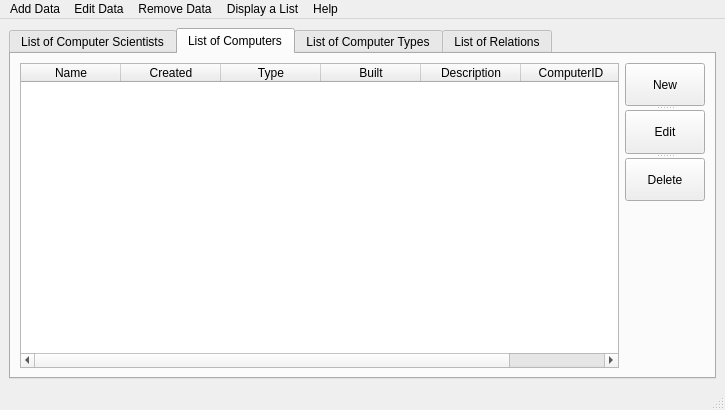
First picture: the form in UI/mainwindow.ui, repository JonOrnBrynjarsson/vN1w3H51, before the edit.
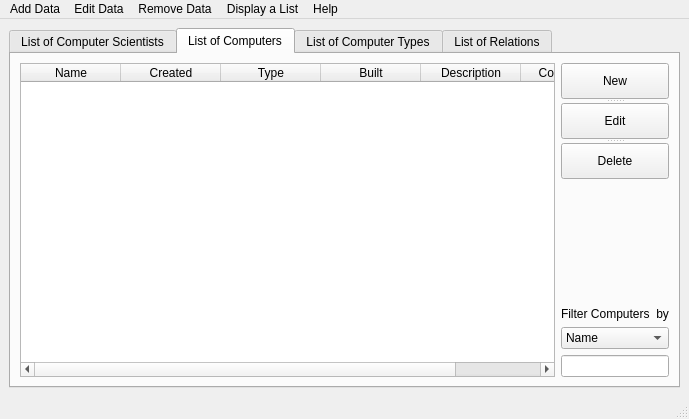
Second picture: the form after the edit. The open tabs and pages were chosen to show the change.

Commit message: filter settur á computer

Patch:
```diff
--- a/UI/mainwindow.ui
+++ b/UI/mainwindow.ui
@@ -6,8 +6,8 @@
    <rect>
     <x>0</x>
     <y>0</y>
-    <width>725</width>
-    <height>410</height>
+    <width>689</width>
+    <height>419</height>
    </rect>
   </property>
   <property name="contextMenuPolicy">
@@ -100,77 +100,6 @@
         <string>List of Computers</string>
        </attribute>
        <layout class="QGridLayout" name="gridLayout_3">
-        <item row="0" column="0" rowspan="2">
-         <widget class="QTableWidget" name="databaseDisplayComputers">
-          <property name="sizePolicy">
-           <sizepolicy hsizetype="Expanding" vsizetype="Expanding">
-            <horstretch>1</horstretch>
-            <verstretch>1</verstretch>
-           </sizepolicy>
-          </property>
-          <property name="editTriggers">
-           <set>QAbstractItemView::NoEditTriggers</set>
-          </property>
-          <property name="alternatingRowColors">
-           <bool>true</bool>
-          </property>
-          <property name="selectionBehavior">
-           <enum>QAbstractItemView::SelectRows</enum>
-          </property>
-          <property name="showGrid">
-           <bool>false</bool>
-          </property>
-          <property name="sortingEnabled">
-           <bool>true</bool>
-          </property>
-          <attribute name="horizontalHeaderStretchLastSection">
-           <bool>true</bool>
-          </attribute>
-          <column>
-           <property name="text">
-            <string>Name</string>
-           </property>
-          </column>
-          <column>
-           <property name="text">
-            <string>Created</string>
-           </property>
-          </column>
-          <column>
-           <property name="text">
-            <string>Type</string>
-           </property>
-          </column>
-          <column>
-           <property name="text">
-            <string>Built</string>
-           </property>
-          </column>
-          <column>
-           <property name="text">
-            <string>Description</string>
-           </property>
-          </column>
-          <column>
-           <property name="text">
-            <string>ComputerID</string>
-           </property>
-          </column>
-         </widget>
-        </item>
-        <item row="1" column="1">
-         <widget class="QLabel" name="label">
-          <property name="minimumSize">
-           <size>
-            <width>61</width>
-            <height>161</height>
-           </size>
-          </property>
-          <property name="text">
-           <string/>
-          </property>
-         </widget>
-        </item>
         <item row="0" column="1">
          <widget class="QSplitter" name="splitter">
           <property name="orientation">
@@ -238,6 +167,112 @@
           </widget>
          </widget>
         </item>
+        <item row="2" column="1">
+         <widget class="QLabel" name="label_filterComputer">
+          <property name="sizePolicy">
+           <sizepolicy hsizetype="Preferred" vsizetype="Fixed">
+            <horstretch>0</horstretch>
+            <verstretch>0</verstretch>
+           </sizepolicy>
+          </property>
+          <property name="text">
+           <string>Filter Computers  by</string>
+          </property>
+         </widget>
+        </item>
+        <item row="4" column="1">
+         <widget class="QLineEdit" name="lineEdit_filterComputers"/>
+        </item>
+        <item row="3" column="1">
+         <widget class="QComboBox" name="comboBox_filterComputers">
+          <item>
+           <property name="text">
+            <string>Name</string>
+           </property>
+          </item>
+          <item>
+           <property name="text">
+            <string>Type</string>
+           </property>
+          </item>
+          <item>
+           <property name="text">
+            <string>Year</string>
+           </property>
+          </item>
+         </widget>
+        </item>
+        <item row="1" column="1">
+         <widget class="QLabel" name="label">
+          <property name="minimumSize">
+           <size>
+            <width>61</width>
+            <height>90</height>
+           </size>
+          </property>
+          <property name="text">
+           <string/>
+          </property>
+         </widget>
+        </item>
+        <item row="0" column="0" rowspan="5">
+         <widget class="QTableWidget" name="databaseDisplayComputers">
+          <property name="sizePolicy">
+           <sizepolicy hsizetype="Expanding" vsizetype="Expanding">
+            <horstretch>1</horstretch>
+            <verstretch>1</verstretch>
+           </sizepolicy>
+          </property>
+          <property name="editTriggers">
+           <set>QAbstractItemView::NoEditTriggers</set>
+          </property>
+          <property name="alternatingRowColors">
+           <bool>true</bool>
+          </property>
+          <property name="selectionBehavior">
+           <enum>QAbstractItemView::SelectRows</enum>
+          </property>
+          <property name="showGrid">
+           <bool>false</bool>
+          </property>
+          <property name="sortingEnabled">
+           <bool>true</bool>
+          </property>
+          <attribute name="horizontalHeaderStretchLastSection">
+           <bool>true</bool>
+          </attribute>
+          <column>
+           <property name="text">
+            <string>Name</string>
+           </property>
+          </column>
+          <column>
+           <property name="text">
+            <string>Created</string>
+           </property>
+          </column>
+          <column>
+           <property name="text">
+            <string>Type</string>
+           </property>
+          </column>
+          <column>
+           <property name="text">
+            <string>Built</string>
+           </property>
+          </column>
+          <column>
+           <property name="text">
+            <string>Description</string>
+           </property>
+          </column>
+          <column>
+           <property name="text">
+            <string>ComputerID</string>
+           </property>
+          </column>
+         </widget>
+        </item>
        </layout>
       </widget>
       <widget class="QWidget" name="ComputerTypes">
@@ -436,7 +471,7 @@
     <rect>
      <x>0</x>
      <y>0</y>
-     <width>725</width>
+     <width>689</width>
      <height>21</height>
     </rect>
    </property>
```
Left out of the diff: 54 changed lines with no effect on the pictures. Lines whose indentation alone changed are shown as unchanged. The commit also changes 5 other files.
